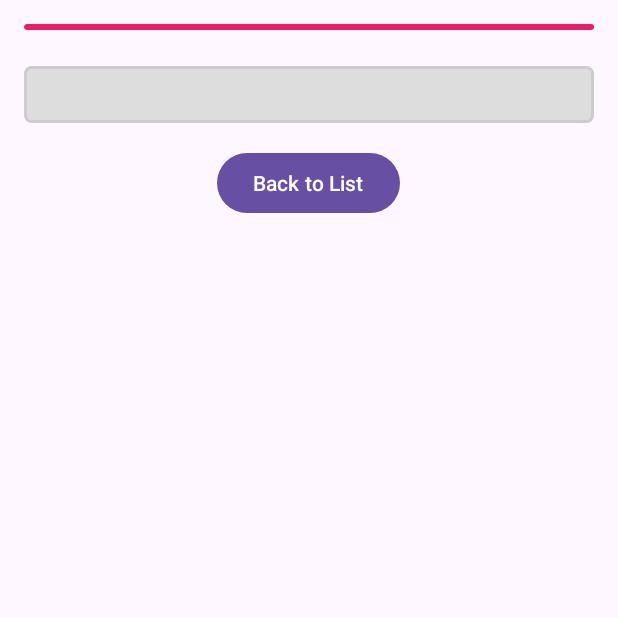
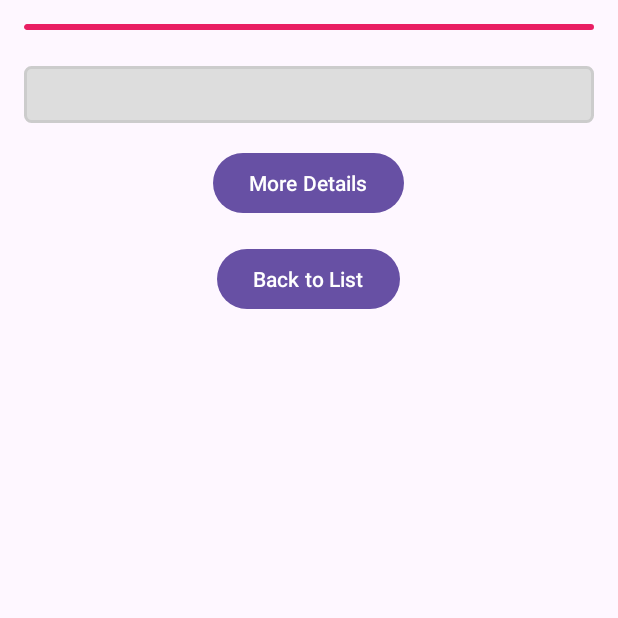
Before and after one commit to MariaBiserica/Android-Book-Club-Multiple-Activity-App, an Android app: the BookDetailsActivity2 screen opened directly, with no data from a screen before it, on a phone screen of 412 x 824 dp, the top half of it. Run offline under Robolectric (Android 15) with nearby library versions, the phone set to English and light mode, and no system bars.

Commit message:
Modified BookDetailsActivity2 to transition to Activity 3.

```diff
--- a/BookClubMultipleActivityApp/app/src/main/java/com/example/bookclubmultipleactivityapp/BookDetailsActivity2.java
+++ b/BookClubMultipleActivityApp/app/src/main/java/com/example/bookclubmultipleactivityapp/BookDetailsActivity2.java
@@ -2,9 +2,10 @@ package com.example.bookclubmultipleactivityapp;
 
 import android.content.Intent;
 import android.os.Bundle;
+import android.util.Log;
+import android.view.View;
 import android.widget.ImageView;
 import android.widget.TextView;
-
 import androidx.appcompat.app.AppCompatActivity;
 
 public class BookDetailsActivity2 extends AppCompatActivity {
@@ -21,6 +22,13 @@ public class BookDetailsActivity2 extends AppCompatActivity {
         String description = intent.getStringExtra("briefDescription");
         int iconDrawable = intent.getIntExtra("iconDrawable", 0);
         int coverDrawable = intent.getIntExtra("coverDrawable", 0);
+        // Additional fields for Activity3
+        String fullDescription = intent.getStringExtra("fullDescription");
+        float rating = intent.getFloatExtra("rating", 0f);
+        int numberOfRatings = intent.getIntExtra("numberOfRatings", 0);
+        int numberOfReviews = intent.getIntExtra("numberOfReviews", 0);
+        int numberOfPages = intent.getIntExtra("numberOfPages", 0);
+        String publishingDate = intent.getStringExtra("publishingDate");
 
         // Use the retrieved data
         setTitle(title); // Optionally, set the title of the activity to the book's title
@@ -30,10 +38,36 @@ public class BookDetailsActivity2 extends AppCompatActivity {
         coverImageView.setImageResource(coverDrawable);
         descriptionTextView.setText(description);
 
-        // Find the button by ID and set an OnClickListener
-        findViewById(R.id.backButton).setOnClickListener(view -> {
-            // Finish BookDetailsActivity to go back to MainActivity
-            finish();
+        // Back button to return to the main list
+        findViewById(R.id.backButton).setOnClickListener(view -> finish());
+
+        // More Details button setup
+        findViewById(R.id.moreDetailsButton).setOnClickListener(new View.OnClickListener() {
+            @Override
+            public void onClick(View view) {
+                Intent detailIntent = new Intent(BookDetailsActivity2.this, BookDetailsActivity3.class);
+
+                // Passing along all necessary details to Activity3
+                detailIntent.putExtra("title", title); // Though title is not mentioned for Activity3, you might still need it
+                detailIntent.putExtra("coverDrawable", coverDrawable);
+                detailIntent.putExtra("fullDescription", fullDescription);
+                detailIntent.putExtra("rating", rating);
+                detailIntent.putExtra("numberOfRatings", numberOfRatings);
+                detailIntent.putExtra("numberOfReviews", numberOfReviews);
+                detailIntent.putExtra("numberOfPages", numberOfPages);
+                detailIntent.putExtra("publishingDate", publishingDate);
+
+                Log.d("Activity2", "Passing to Activity3 - Title: " + title);
+                Log.d("Activity2", "Passing to Activity3 - CoverDrawable: " + coverDrawable);
+                Log.d("Activity2", "Passing to Activity3 - FullDescription: " + fullDescription);
+                Log.d("Activity2", "Passing to Activity3 - Rating: " + rating);
+                Log.d("Activity2", "Passing to Activity3 - NumberOfRatings: " + numberOfRatings);
+                Log.d("Activity2", "Passing to Activity3 - NumberOfReviews: " + numberOfReviews);
+                Log.d("Activity2", "Passing to Activity3 - NumberOfPages: " + numberOfPages);
+                Log.d("Activity2", "Passing to Activity3 - PublishingDate: " + publishingDate);
+
+                startActivity(detailIntent);
+            }
         });
     }
 }
--- a/BookClubMultipleActivityApp/app/src/main/res/layout/activity_book_details.xml
+++ b/BookClubMultipleActivityApp/app/src/main/res/layout/activity_book_details.xml
@@ -37,6 +37,14 @@
             android:padding="8dp" />
 
         <Button
+            android:id="@+id/moreDetailsButton"
+            android:layout_width="wrap_content"
+            android:layout_height="wrap_content"
+            android:text="More Details"
+            android:layout_marginTop="16dp"
+            android:layout_gravity="center_horizontal"/>
+
+        <Button
             android:id="@+id/backButton"
             android:layout_width="wrap_content"
             android:layout_height="wrap_content"
```
